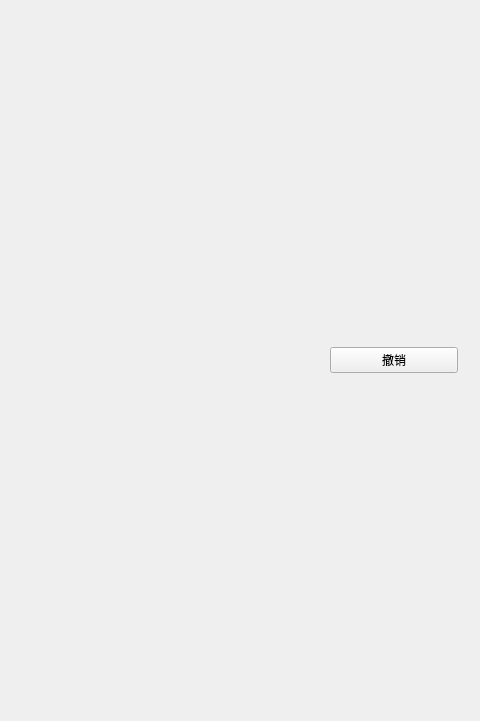
First picture: the form in mainwidget.ui, repository zonekey/img_classifier_prepare, before the edit; both pictures show x 722 to 1202 and y 0 to 721 of the 1202 by 721 pixel window.
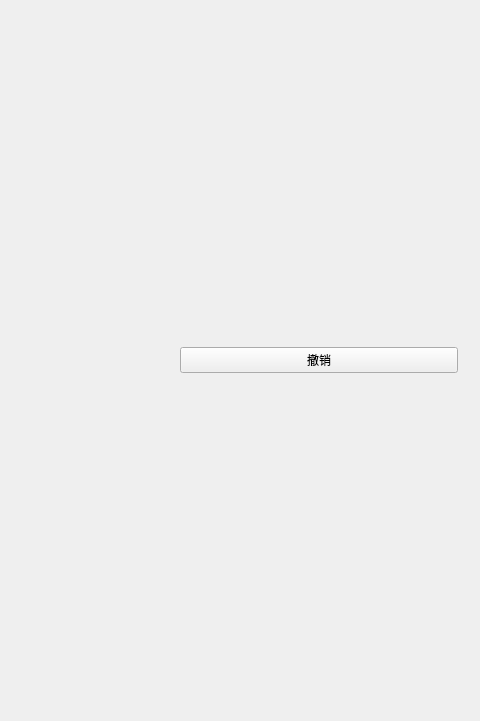
Second picture: the form after the edit.

The edit to the form file:
```diff
--- a/mainwidget.ui
+++ b/mainwidget.ui
@@ -23,7 +23,7 @@
       <widget class="QWidget" name="widget_2" native="true">
        <property name="maximumSize">
         <size>
-         <width>150</width>
+         <width>300</width>
          <height>16777215</height>
         </size>
        </property>
```
Left out of the diff: 13 changed lines with no effect on the pictures.
